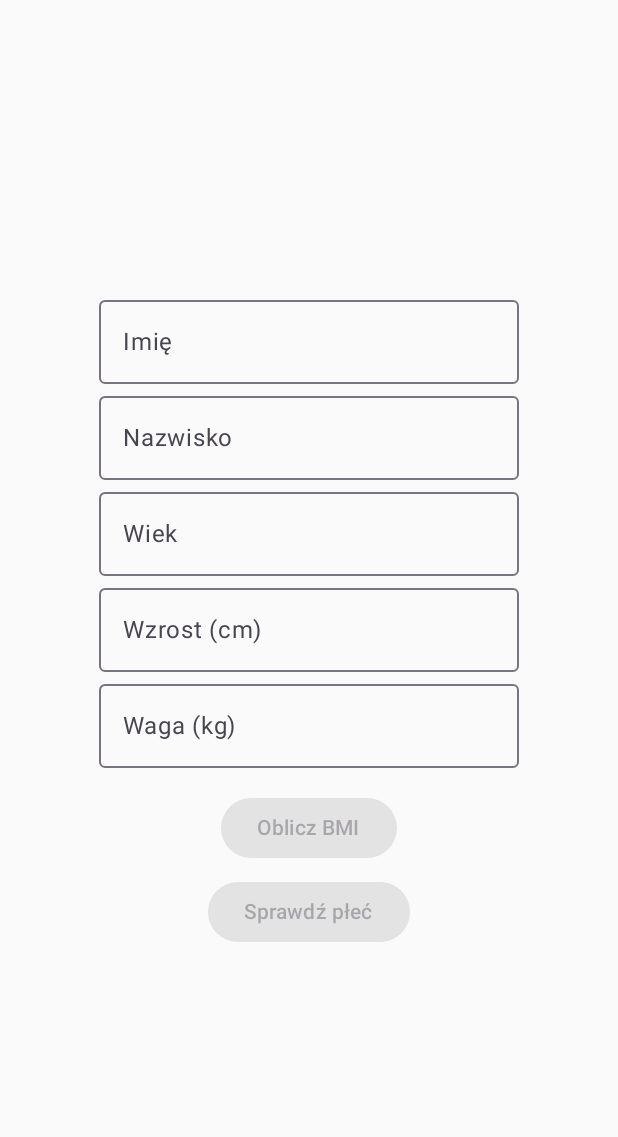
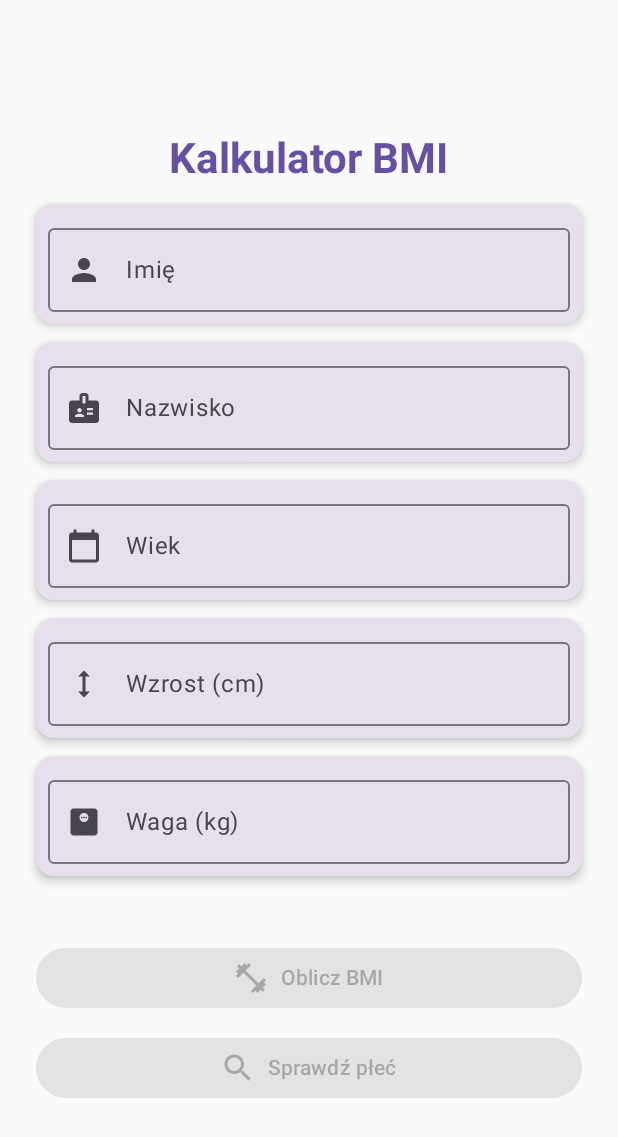
Before and after one commit to JakubMarzeda/Compose-navigation, an Android app built with Jetpack Compose: the screen it shows after launch (MainActivity), on a phone screen of 412 x 824 dp. Shown: the top 1137 px of the screen. Run offline under Robolectric (Android 15) with nearby library versions, the phone set to English and light mode, and no system bars.

Commit message:
feat: Made changes

```diff
--- a/app/build.gradle.kts
+++ b/app/build.gradle.kts
@@ -57,4 +57,7 @@ dependencies {
     androidTestImplementation(libs.androidx.ui.test.junit4)
     debugImplementation(libs.androidx.ui.tooling)
     debugImplementation(libs.androidx.ui.test.manifest)
+    implementation("org.jetbrains.kotlinx:kotlinx-serialization-json:1.6.0")
+    implementation("androidx.datastore:datastore-preferences:1.0.0")
+    implementation("com.google.accompanist:accompanist-navigation-animation:0.32.0")
 }
--- a/app/src/main/java/com/example/compose/ui/theme/MainScreen.kt
+++ b/app/src/main/java/com/example/compose/ui/theme/MainScreen.kt
@@ -2,16 +2,19 @@ package com.example.compose.ui
 
 import androidx.compose.foundation.layout.*
 import androidx.compose.foundation.text.KeyboardOptions
+import androidx.compose.material.icons.Icons
+import androidx.compose.material.icons.filled.*
 import androidx.compose.material3.*
 import androidx.compose.runtime.*
 import androidx.compose.ui.Alignment
 import androidx.compose.ui.Modifier
+import androidx.compose.ui.graphics.Color
+import androidx.compose.ui.text.font.FontWeight
 import androidx.compose.ui.text.input.KeyboardType
 import androidx.compose.ui.unit.dp
 import androidx.navigation.NavController
 import androidx.navigation.compose.rememberNavController
 import androidx.compose.ui.tooling.preview.Preview
-
 
 @Composable
 fun MainScreen(navController: NavController) {
@@ -20,59 +23,128 @@ fun MainScreen(navController: NavController) {
     var age by remember { mutableStateOf("") }
     var height by remember { mutableStateOf("") }
     var weight by remember { mutableStateOf("") }
-    var gender by remember { mutableStateOf("") }
-    var isFormValid by remember { mutableStateOf(false) }
 
-    fun validateForm() {
-        isFormValid = name.isNotBlank() && surname.isNotBlank() &&
-                age.toIntOrNull() != null && height.toFloatOrNull() != null && weight.toFloatOrNull() != null
+    val isFormValid by derivedStateOf {
+        name.isNotBlank() &&
+                surname.isNotBlank() &&
+                age.toIntOrNull() != null &&
+                height.toFloatOrNull() != null &&
+                weight.toFloatOrNull() != null
     }
 
     Column(
         modifier = Modifier
             .fillMaxSize()
-            .padding(16.dp),
-        verticalArrangement = Arrangement.Center,
+            .padding(24.dp),
+        verticalArrangement = Arrangement.spacedBy(12.dp, Alignment.CenterVertically),
         horizontalAlignment = Alignment.CenterHorizontally
     ) {
-        OutlinedTextField(value = name, onValueChange = {
-            name = it; validateForm()
-        }, label = { Text("Imię") })
-        OutlinedTextField(value = surname, onValueChange = {
-            surname = it; validateForm()
-        }, label = { Text("Nazwisko") })
-        OutlinedTextField(value = age, onValueChange = {
-            age = it; validateForm()
-        }, label = { Text("Wiek") }, keyboardOptions = KeyboardOptions(keyboardType = KeyboardType.Number))
-        OutlinedTextField(value = height, onValueChange = {
-            height = it; validateForm()
-        }, label = { Text("Wzrost (cm)") }, keyboardOptions = KeyboardOptions(keyboardType = KeyboardType.Number))
-        OutlinedTextField(value = weight, onValueChange = {
-            weight = it; validateForm()
-        }, label = { Text("Waga (kg)") }, keyboardOptions = KeyboardOptions(keyboardType = KeyboardType.Number))
+        Text(
+            text = "Kalkulator BMI",
+            style = MaterialTheme.typography.headlineMedium.copy(fontWeight = FontWeight.Bold),
+            color = MaterialTheme.colorScheme.primary
+        )
 
-        Spacer(modifier = Modifier.height(16.dp))
+        InputCard(
+            value = name,
+            onValueChange = { name = it },
+            label = "Imię",
+            icon = Icons.Default.Person
+        )
+
+        InputCard(
+            value = surname,
+            onValueChange = { surname = it },
+            label = "Nazwisko",
+            icon = Icons.Default.Badge
+        )
+
+        InputCard(
+            value = age,
+            onValueChange = { age = it },
+            label = "Wiek",
+            icon = Icons.Default.CalendarToday,
+            keyboardType = KeyboardType.Number
+        )
+
+        InputCard(
+            value = height,
+            onValueChange = { height = it },
+            label = "Wzrost (cm)",
+            icon = Icons.Default.Height,
+            keyboardType = KeyboardType.Number
+        )
+
+        InputCard(
+            value = weight,
+            onValueChange = { weight = it },
+            label = "Waga (kg)",
+            icon = Icons.Default.MonitorWeight,
+            keyboardType = KeyboardType.Number
+        )
+
+        Spacer(modifier = Modifier.height(20.dp))
+
         Button(
             onClick = {
                 navController.navigate("bmi/$name/$height/$weight")
             },
-            enabled = isFormValid
+            enabled = isFormValid,
+            modifier = Modifier.fillMaxWidth(),
+            colors = ButtonDefaults.buttonColors(containerColor = MaterialTheme.colorScheme.primary)
         ) {
+            Icon(Icons.Default.FitnessCenter, contentDescription = "BMI")
+            Spacer(Modifier.width(8.dp))
             Text("Oblicz BMI")
         }
-        Spacer(modifier = Modifier.height(8.dp))
+
         Button(
             onClick = {
                 navController.navigate("api/$name")
             },
-            enabled = isFormValid
+            enabled = isFormValid,
+            modifier = Modifier.fillMaxWidth(),
+            colors = ButtonDefaults.buttonColors(containerColor = MaterialTheme.colorScheme.secondary)
         ) {
+            Icon(Icons.Default.Search, contentDescription = "API")
+            Spacer(Modifier.width(8.dp))
             Text("Sprawdź płeć")
         }
     }
 }
 
-@Preview
+@Composable
+fun InputCard(
+    value: String,
+    onValueChange: (String) -> Unit,
+    label: String,
+    icon: androidx.compose.ui.graphics.vector.ImageVector,
+    keyboardType: KeyboardType = KeyboardType.Text
+) {
+    Card(
+        modifier = Modifier
+            .fillMaxWidth(),
+        colors = CardDefaults.cardColors(containerColor = MaterialTheme.colorScheme.surfaceVariant),
+        elevation = CardDefaults.cardElevation(defaultElevation = 4.dp)
+    ) {
+        OutlinedTextField(
+            value = value,
+            onValueChange = onValueChange,
+            label = { Text(label) },
+            leadingIcon = { Icon(icon, contentDescription = null) },
+            keyboardOptions = KeyboardOptions(keyboardType = keyboardType),
+            modifier = Modifier
+                .fillMaxWidth()
+                .padding(8.dp),
+            colors = OutlinedTextFieldDefaults.colors(
+                focusedBorderColor = MaterialTheme.colorScheme.primary,
+                cursorColor = MaterialTheme.colorScheme.primary
+            )
+        )
+    }
+}
+
+@Preview(showBackground = true)
 @Composable
 fun PreviewMainScreen() {
     MainScreen(navController = rememberNavController())
```
Also changed, not shown: app/src/main/java/com/example/compose/data/ApiService.kt (+9 -2 lines), app/src/main/java/com/example/compose/ui/theme/AnimatedNavHost.kt (added, +47 -0 lines), app/src/main/java/com/example/compose/ui/theme/Theme.kt (added, +42 -0 lines).
